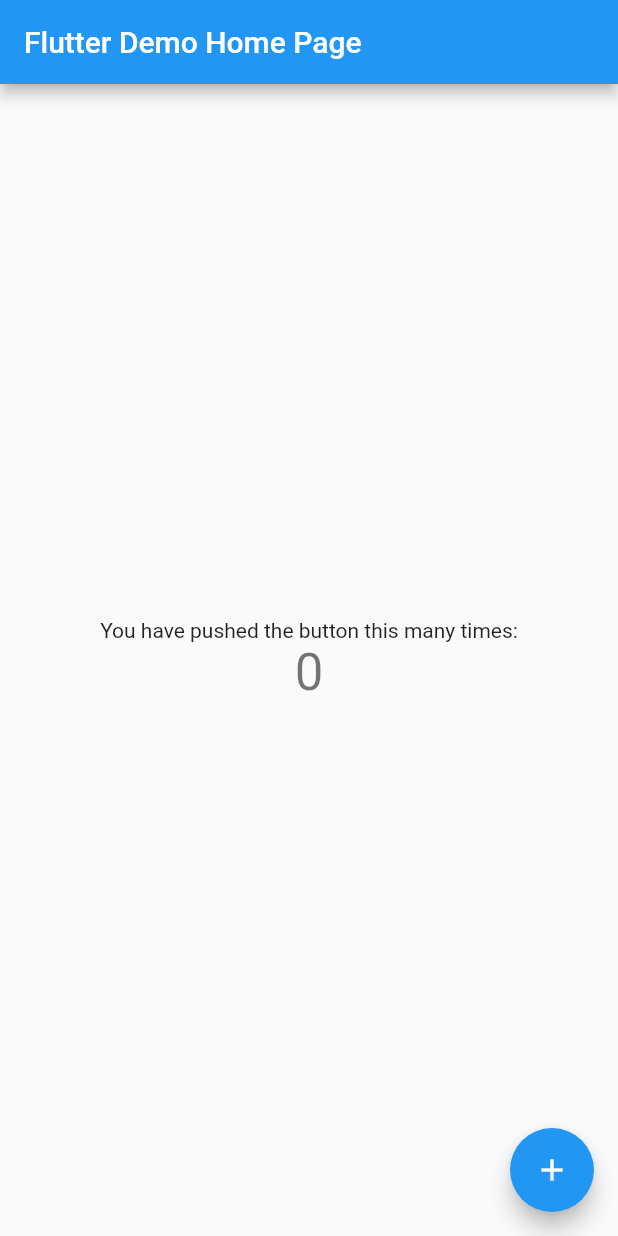
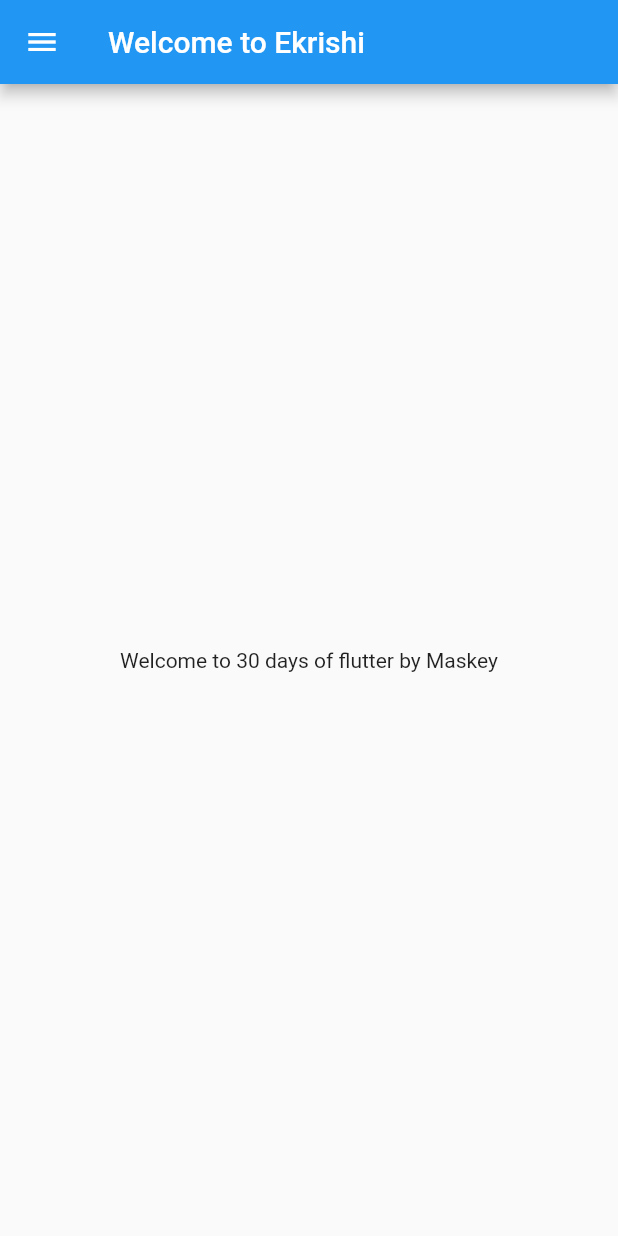
Before and after one commit to maskeyp/FlutterProject, a Flutter app: the screen it shows after launch, on a phone screen of 412 x 824 dp. Run offline on Flutter 3.47's test engine with Material 2 defaults, Android fonts, the phone set to English and light mode, and no system bars.

Commit message:
day2 completed

```diff
--- /dev/null
+++ b/lib/home_page.dart
@@ -0,0 +1,22 @@
+import 'package:flutter/material.dart';
+
+class HomePage extends StatelessWidget {
+  int days = 30;
+  String name = "Maskey";
+
+  @override
+  Widget build(BuildContext context) {
+    return Scaffold(
+      appBar: AppBar(
+        title: Text("Welcome to Ekrishi"),
+      ),
+
+      body: Center(
+        child: Container(
+          child: Text("Welcome to $days days of flutter by $name"),
+        ),
+      ),
+      drawer: Drawer(),
+    );
+  }
+}
--- a/lib/main.dart
+++ b/lib/main.dart
@@ -1,115 +1,23 @@
 import 'package:flutter/material.dart';
+import 'package:learning_flutter/home_page.dart';
 
 void main() {
-  runApp(const MyApp());
+  runApp(MyApp());
 }
 
 class MyApp extends StatelessWidget {
   const MyApp({Key? key}) : super(key: key);
 
-  // This widget is the root of your application.
   @override
   Widget build(BuildContext context) {
+
+
+
+    const pi = 3.14; //unchanged value
+
+
     return MaterialApp(
-      title: 'Flutter Demo',
-      theme: ThemeData(
-        // This is the theme of your application.
-        //
-        // Try running your application with "flutter run". You'll see the
-        // application has a blue toolbar. Then, without quitting the app, try
-        // changing the primarySwatch below to Colors.green and then invoke
-        // "hot reload" (press "r" in the console where you ran "flutter run",
-        // or simply save your changes to "hot reload" in a Flutter IDE).
-        // Notice that the counter didn't reset back to zero; the application
-        // is not restarted.
-        primarySwatch: Colors.blue,
-      ),
-      home: const MyHomePage(title: 'Flutter Demo Home Page'),
+        home: HomePage(),
     );
   }
 }
-
-class MyHomePage extends StatefulWidget {
-  const MyHomePage({Key? key, required this.title}) : super(key: key);
-
-  // This widget is the home page of your application. It is stateful, meaning
-  // that it has a State object (defined below) that contains fields that affect
-  // how it looks.
-
-  // This class is the configuration for the state. It holds the values (in this
-  // case the title) provided by the parent (in this case the App widget) and
-  // used by the build method of the State. Fields in a Widget subclass are
-  // always marked "final".
-
-  final String title;
-
-  @override
-  State<MyHomePage> createState() => _MyHomePageState();
-}
-
-class _MyHomePageState extends State<MyHomePage> {
-  int _counter = 0;
-
-  void _incrementCounter() {
-    setState(() {
-      // This call to setState tells the Flutter framework that something has
-      // changed in this State, which causes it to rerun the build method below
-      // so that the display can reflect the updated values. If we changed
-      // _counter without calling setState(), then the build method would not be
-      // called again, and so nothing would appear to happen.
-      _counter++;
-    });
-  }
-
-  @override
-  Widget build(BuildContext context) {
-    // This method is rerun every time setState is called, for instance as done
-    // by the _incrementCounter method above.
-    //
-    // The Flutter framework has been optimized to make rerunning build methods
-    // fast, so that you can just rebuild anything that needs updating rather
-    // than having to individually change instances of widgets.
-    return Scaffold(
-      appBar: AppBar(
-        // Here we take the value from the MyHomePage object that was created by
-        // the App.build method, and use it to set our appbar title.
-        title: Text(widget.title),
-      ),
-      body: Center(
-        // Center is a layout widget. It takes a single child and positions it
-        // in the middle of the parent.
-        child: Column(
-          // Column is also a layout widget. It takes a list of children and
-          // arranges them vertically. By default, it sizes itself to fit its
-          // children horizontally, and tries to be as tall as its parent.
-          //
-          // Invoke "debug painting" (press "p" in the console, choose the
-          // "Toggle Debug Paint" action from the Flutter Inspector in Android
-          // Studio, or the "Toggle Debug Paint" command in Visual Studio Code)
-          // to see the wireframe for each widget.
-          //
-          // Column has various properties to control how it sizes itself and
-          // how it positions its children. Here we use mainAxisAlignment to
-          // center the children vertically; the main axis here is the vertical
-          // axis because Columns are vertical (the cross axis would be
-          // horizontal).
-          mainAxisAlignment: MainAxisAlignment.center,
-          children: <Widget>[
-            const Text(
-              'You have pushed the button this many times:',
-            ),
-            Text(
-              '$_counter',
-              style: Theme.of(context).textTheme.headline4,
-            ),
-          ],
-        ),
-      ),
-      floatingActionButton: FloatingActionButton(
-        onPressed: _incrementCounter,
-        tooltip: 'Increment',
-        child: const Icon(Icons.add),
-      ), // This trailing comma makes auto-formatting nicer for build methods.
-    );
-  }
-}
```
